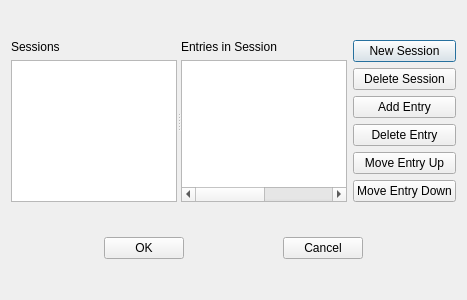
Before: the Qt Designer form mqt/MqtLogger/TSessionManager.ui in zsteva/backup-minos2, drawn with Qt 5.
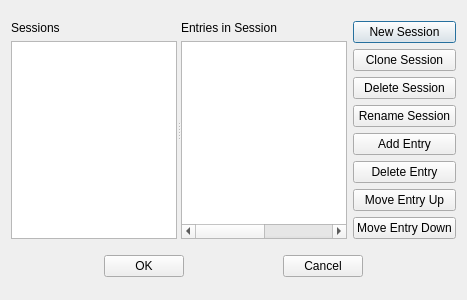
After: the same form once the commit is applied.

Commit message: Session switching working, both menu and TSESSIONMANAGER

```diff
--- a/mqt/MqtLogger/TSessionManager.ui
+++ b/mqt/MqtLogger/TSessionManager.ui
@@ -24,7 +24,7 @@
        <property name="childrenCollapsible">
         <bool>false</bool>
        </property>
-       <widget class="QWidget" name="">
+       <widget class="QWidget" name="layoutWidget">
         <layout class="QVBoxLayout" name="verticalLayout">
          <item>
           <widget class="QLabel" name="label">
@@ -38,7 +38,7 @@
          </item>
         </layout>
        </widget>
-       <widget class="QWidget" name="">
+       <widget class="QWidget" name="layoutWidget2">
         <layout class="QVBoxLayout" name="verticalLayout_2">
          <item>
           <widget class="QLabel" name="label_2">
@@ -55,6 +55,12 @@
            <attribute name="horizontalHeaderVisible">
             <bool>false</bool>
            </attribute>
+           <attribute name="horizontalHeaderStretchLastSection">
+            <bool>true</bool>
+           </attribute>
+           <attribute name="verticalHeaderVisible">
+            <bool>false</bool>
+           </attribute>
            <column/>
            <column/>
           </widget>
@@ -72,6 +78,13 @@
          </property>
         </widget>
        </item>
+       <item>
+        <widget class="QPushButton" name="CloneSessionButton">
+         <property name="text">
+          <string>Clone Session</string>
+         </property>
+        </widget>
+       </item>
        <item>
         <widget class="QPushButton" name="DeleteSessionButton">
          <property name="text">
@@ -79,6 +92,13 @@
          </property>
         </widget>
        </item>
+       <item>
+        <widget class="QPushButton" name="RenameSessionButton">
+         <property name="text">
+          <string>Rename Session</string>
+         </property>
+        </widget>
+       </item>
        <item>
         <widget class="QPushButton" name="AddEntryButton">
          <property name="text">
```
Left out of the diff: 6 changed lines with no effect on the pictures. The commit also changes 13 other files.
